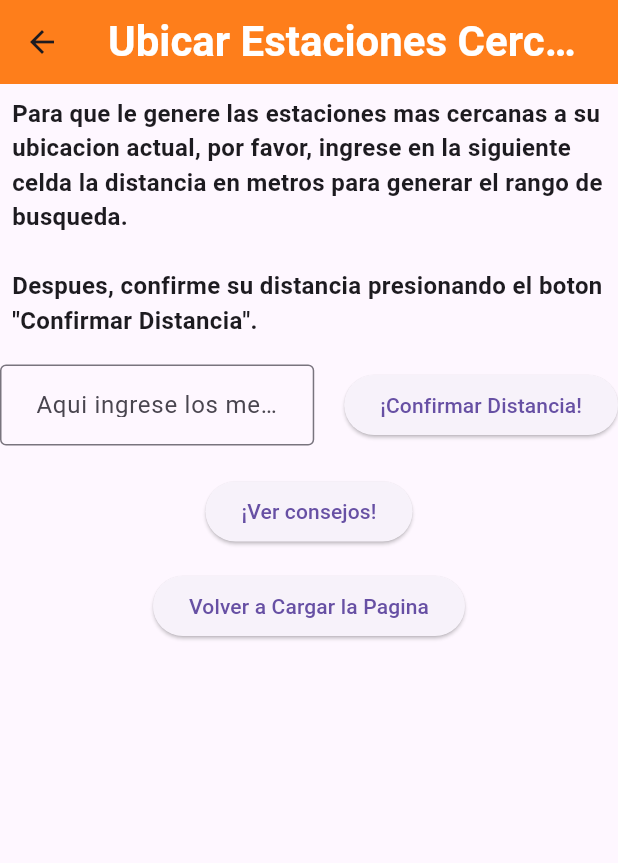
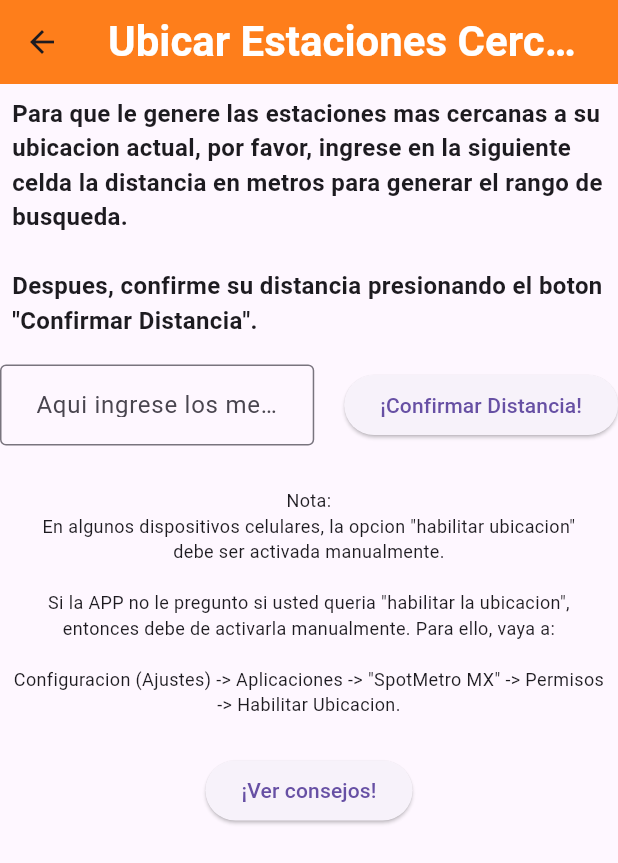
Before and after one commit to Angel-Joven/SpotMetroMX, a Flutter app: the EstacionesCercanas screen opened directly, after a tap on "¡Confirmar Distancia!", after a tap on "Mostrar Estaciones Cercanas", after a tap on "Volver a Cargar la Pagina", on a phone screen of 412 x 824 dp. Shown: the top 863 px of the screen. Run offline on Flutter 3.47's test engine with Material 3 defaults, Android fonts, the phone set to English and light mode, and no system bars; our stand-ins replace cloud_firestore, firebase_core, geolocator; missing offline and left inert: android_intent_plus; accounts and stored records are empty; generated files the repository leaves out were written again.

Commit message:
Añadido nuevo mensaje de "ayuda" + Mejoras

```diff
--- a/lib/vistas/mostrarCreditos.dart
+++ b/lib/vistas/mostrarCreditos.dart
@@ -26,7 +26,7 @@ class _pantallaCreditosState extends State<pantallaCreditos> {
 
   // Para PC
   void abrirCodigoFuentePC(String url) async {
-    const url = 'https://github.com/Angel-Joven/SpotMetroMX'; // Reemplaza con tu URL de GitHub
+    const url = 'https://github.com/Angel-Joven/SpotMetroMX';
     if (await canLaunch(url)) {
       await launch(url);
     } else {
@@ -70,7 +70,7 @@ class _pantallaCreditosState extends State<pantallaCreditos> {
             } else {
               if (snapshot.hasError) {
                 return const Center(
-                  child: Text('Error al obtener la imagen'),
+                  child: Text('Error:\n¡Asegurese de estar conectado a internet!\nSi el problema persiste, ¡Contacte al administrador de la aplicacion!'),
                 );
               } else {
                 final datosInfoCreditos = snapshot.data as DocumentSnapshot;
--- a/lib/vistas/ubicarEstaciones.dart
+++ b/lib/vistas/ubicarEstaciones.dart
@@ -35,7 +35,9 @@ class _EstacionesCercanasState extends State<EstacionesCercanas> {
   bool botonConfirmarDistanciaVisible = true;
   bool mostrarContenidoTabla = false;
   bool mostrarCeldaDistancia = true;
-  bool datosCeldaConfirmados = false; //Bloquear el TextField
+  bool datosCeldaConfirmados = false; //Bloquear el TextField (Celda en donde se ingresa la distancia)
+  bool botonVolverCargarPagina = false;
+  bool botonVerConsejos = true;
   late TextEditingController distanciaController; //Creacion del controlador de Distancia
 
   final Map<String, String> imagenesEstacionesMapa = {
@@ -632,6 +634,9 @@ class _EstacionesCercanasState extends State<EstacionesCercanas> {
       mostrarContenidoTabla = false;
       mostrarCeldaDistancia = true;
       datosCeldaConfirmados = false;
+      botonVolverCargarPagina = false;
+      botonVolverCargarPagina = false;
+      botonVerConsejos = true;
       estacionesCercanasMapa.clear();
       listaCoordenadasEstaciones.clear();
     });
@@ -703,6 +708,7 @@ class _EstacionesCercanasState extends State<EstacionesCercanas> {
                       botonConfirmarDistanciaVisible = false;
                       botonMostrarEstacionesVisible = true;
                       datosCeldaConfirmados = true;
+                      botonVerConsejos = false;
                       setState(() {
                         estacionesCercanasMapa.clear();
                         listaCoordenadasEstaciones.clear();
@@ -773,6 +779,7 @@ class _EstacionesCercanasState extends State<EstacionesCercanas> {
                         infoUbicacionActualVisible = true;
                         mostrarContenidoTabla = true;
                         mostrarCeldaDistancia = false;
+                        botonVolverCargarPagina = true;
                         estacionesCercanasMapa.clear();
                         listaCoordenadasEstaciones.clear();
                       });
@@ -836,6 +843,18 @@ class _EstacionesCercanasState extends State<EstacionesCercanas> {
               ),
 
             const SizedBox(height: 20),
+            if(botonConfirmarDistanciaVisible)
+            Padding(
+              padding: const EdgeInsets.all(8.0),
+              child: Center(
+                child: Text(
+                  'Nota:\nEn algunos dispositivos celulares, la opcion "habilitar ubicacion"\ndebe ser activada manualmente.\n\nSi la APP no le pregunto si usted queria "habilitar la ubicacion",\nentonces debe de activarla manualmente. Para ello, vaya a:\n\nConfiguracion (Ajustes) -> Aplicaciones -> "SpotMetro MX" -> Permisos -> Habilitar Ubicacion.\n',
+                  style: const TextStyle(fontSize: 12.0),
+                  textAlign: TextAlign.center, // Para centrar el texto horizontalmente
+                ),
+              ),
+            ),
+            if (botonVerConsejos)
             Container(
               alignment: Alignment.center,
               child: Center(
@@ -874,7 +893,9 @@ class _EstacionesCercanasState extends State<EstacionesCercanas> {
                 ),
               ),
             ),
+            if (botonVerConsejos)
             const SizedBox(height: 15),
+            if (botonVolverCargarPagina)
             Container(
               alignment: Alignment.center,
               child: Center(
```
